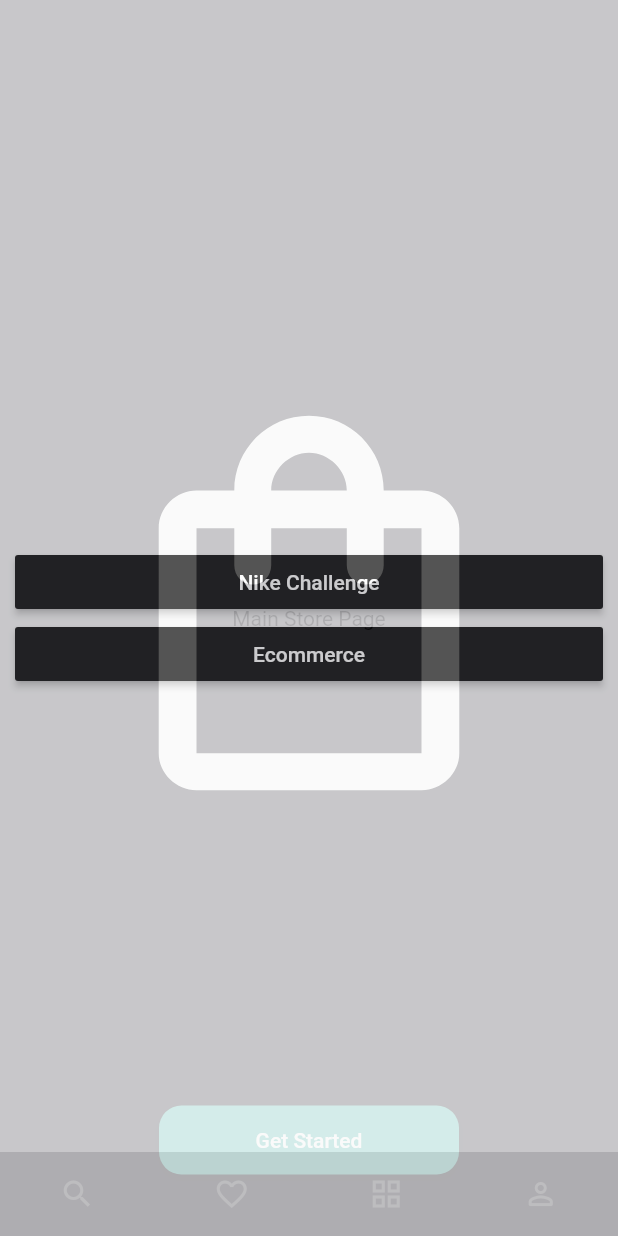
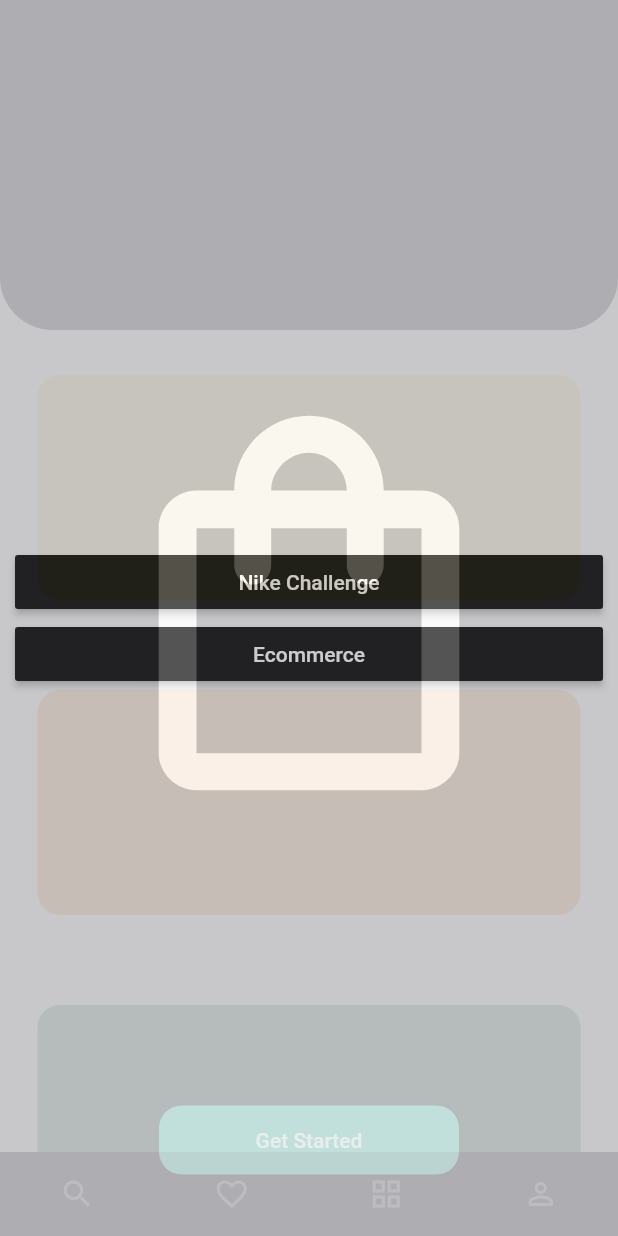
Before and after one commit to IamWilmar/nike_challenge, a Flutter app: the screen it shows after launch, after a tap on "Nike Challenge", after a tap on "Ecommerce", after a tap on "Get Started", on a phone screen of 412 x 824 dp. Run offline on Flutter 3.47's test engine with Material 2 defaults, Android fonts, the phone set to English and light mode, and no system bars.

Commit message:
basic layout designed in main store page

```diff
--- a/lib/pages/ecommerce_pages/main_store_page.dart
+++ b/lib/pages/ecommerce_pages/main_store_page.dart
@@ -3,8 +3,66 @@ import 'package:flutter/material.dart';
 class MainStorePage extends StatelessWidget {
   @override
   Widget build(BuildContext context) {
+    final size = MediaQuery.of(context). size;
     return Scaffold(
-      body: Center(child: Text('Main Store Page')),
+      body: Stack(
+        children: [
+          Positioned.fill(
+            child: Column(
+              crossAxisAlignment: CrossAxisAlignment.stretch,
+              children: [
+                Expanded(
+                  child: ListView(
+                    padding: EdgeInsets.only(bottom: 50, top: 220),
+                    physics: BouncingScrollPhysics(),
+                    children: [
+                      Cards(color: Color(0xFFF4E390)),
+                      Cards(color: Color(0xFFF4A259)),
+                      Cards(color: Color(0xFF5B8E7D)),
+                      Cards(color: Color(0xFFF4E390)),
+                      Cards(color: Color(0xFFF4A259)),
+                      Cards(color: Color(0xFF5B8E7D)),
+                      Cards(color: Color(0xFFF4E390)),
+                      Cards(color: Color(0xFFF4A259)),
+                      Cards(color: Color(0xFF5B8E7D)),
+                    ],
+                  ),
+                ),
+              ],
+            ),
+          ),
+          Positioned(
+            left: 0,
+            right: 0,
+            height: 220,
+            child: Container(
+              decoration: BoxDecoration(
+                color: Color(0xFF1A1924),
+                borderRadius: BorderRadius.only(bottomLeft: Radius.circular(35), bottomRight: Radius.circular(35)),
+              ),
+            ),
+          ),
+        ],
+      ),
     );
   }
 }
+
+class Cards extends StatelessWidget {
+  final Color color;
+  Cards({
+    Key key,
+    @required this.color,
+  }) : super(key: key);
+  @override
+  Widget build(BuildContext context) {
+    return Container(
+      decoration: BoxDecoration(
+        color: color,
+        borderRadius: BorderRadius.circular(15),
+      ),
+      margin: EdgeInsets.symmetric(horizontal: 25, vertical: 30),
+      height: 150,
+    );
+  }
+}
```
